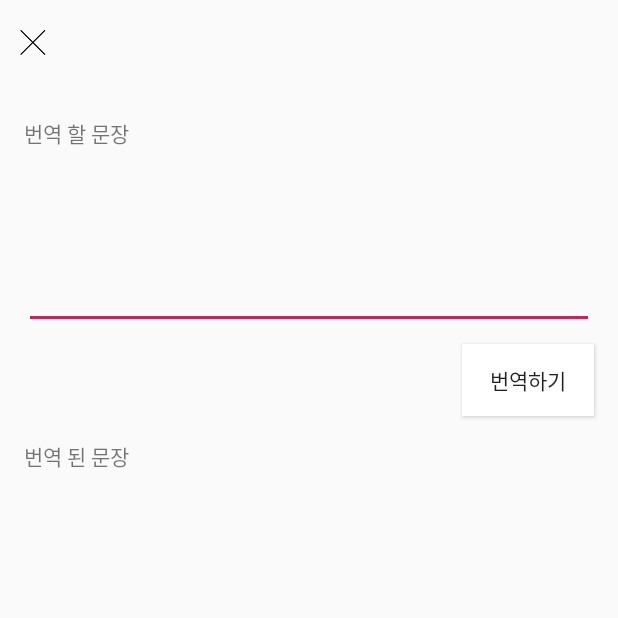
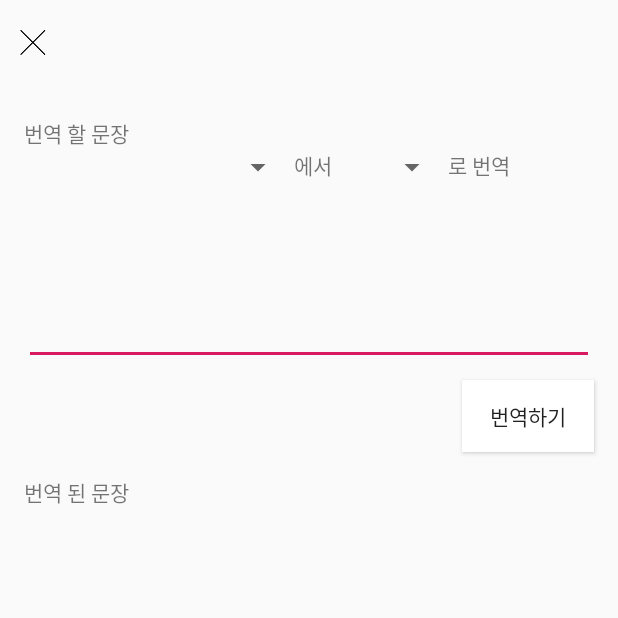
Before and after one commit to jung2929/kakaotalk_mock_android_mudol, an Android app: the KakaoTranslateActivity screen opened directly, with no data from a screen before it, on a phone screen of 412 x 824 dp, the top half of it. Run offline under Robolectric (Android 15) with nearby library versions, the phone set to English and light mode, and no system bars.

Commit message:
add layout for change and choice translate

```diff
--- a/app/src/main/java/com/computer/inu/sqkakaotalk/Fragment/GameFragment.kt
+++ b/app/src/main/java/com/computer/inu/sqkakaotalk/Fragment/GameTranslateFragment.kt
@@ -12,7 +12,7 @@ import com.computer.inu.sqkakaotalk.R
 import kotlinx.android.synthetic.main.activity_game_fragment.*
 import org.jetbrains.anko.support.v4.ctx
 
-class GameFragment : Fragment() {
+class GameTranslateFragment : Fragment() {
     override fun onCreateView(inflater: LayoutInflater, container: ViewGroup?, savedInstanceState: Bundle?): View? {
         val homeFragmentView: View = inflater!!.inflate(R.layout.activity_game_fragment, container, false)
         return homeFragmentView
--- a/app/src/main/java/com/computer/inu/sqkakaotalk/MainActivity.kt
+++ b/app/src/main/java/com/computer/inu/sqkakaotalk/MainActivity.kt
@@ -60,7 +60,7 @@ class MainActivity : AppCompatActivity() {
             iv_main_more.setImageResource(R.drawable.more)
         }
         iv_main_star.setOnClickListener {
-            replaceFragment(GameFragment())
+            replaceFragment(GameTranslateFragment())
             iv_main_human.setImageResource(R.drawable.human)
             iv_main_message.setImageResource(R.drawable.message)
             iv_main_shap.setImageResource(R.drawable.location)
--- a/app/src/main/res/layout/activity_game_fragment.xml
+++ b/app/src/main/res/layout/activity_game_fragment.xml
@@ -6,7 +6,7 @@
     android:layout_height="match_parent"
     android:orientation="vertical"
     android:background="#08646460"
-    tools:context=".Fragment.GameFragment">
+    tools:context=".Fragment.GameTranslateFragment">
     <RelativeLayout
         android:background="#ffffff"
         android:layout_width="match_parent"
--- a/app/src/main/res/layout/activity_kakao_translate.xml
+++ b/app/src/main/res/layout/activity_kakao_translate.xml
@@ -20,6 +20,30 @@
         android:layout_height="wrap_content"
         android:text="번역 할 문장"
         android:fontFamily="@font/bamin"/>
+    <LinearLayout
+        android:layout_gravity="center_horizontal"
+        android:layout_width="wrap_content"
+        android:layout_height="wrap_content"
+        android:orientation="horizontal">
+    <Spinner
+        android:layout_marginLeft="80dp"
+        android:id="@+id/sp_translate_before"
+        android:layout_width="wrap_content"
+        android:layout_height="wrap_content"></Spinner>
+ <TextView
+     android:layout_width="wrap_content"
+     android:layout_height="wrap_content"
+     android:text="에서 "/>
+        <Spinner
+            android:layout_marginLeft="26dp"
+            android:id="@+id/sp_translate_after"
+            android:layout_width="wrap_content"
+            android:layout_height="wrap_content"></Spinner>
+        <TextView
+            android:layout_width="wrap_content"
+            android:layout_height="wrap_content"
+            android:text="로 번역 "/>
+    </LinearLayout>
 <EditText
   android:layout_marginLeft="16dp"
     android:layout_marginRight="16dp"
```
